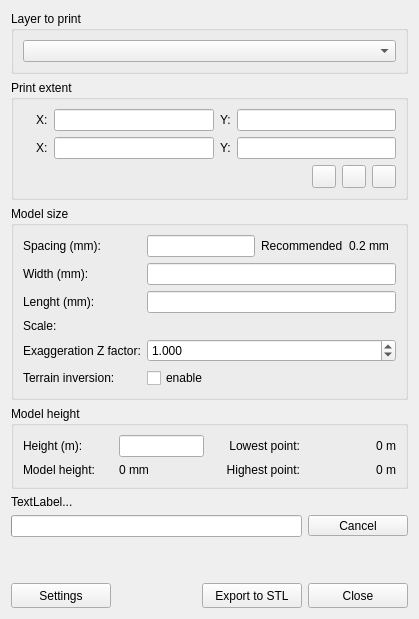
Old version of the form DEMto3D_Dialog/DEMto3D_dialog_base.ui in the repository jawensi/DEMto3D-QGIS-Plugin.
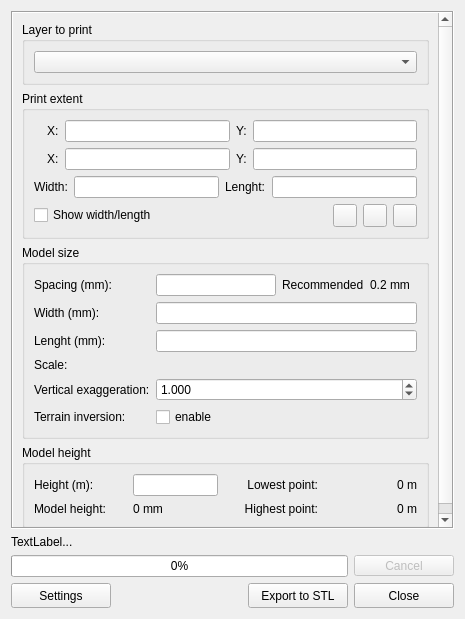
New version of the form. Icons and pictures are not drawn. Custom widgets are drawn as their Qt base class.

Commit message: Add geo width and length extent

Diff of the .ui file:
```diff
--- a/DEMto3D_Dialog/DEMto3D_dialog_base.ui
+++ b/DEMto3D_Dialog/DEMto3D_dialog_base.ui
@@ -5,6 +5,14 @@
   <property name="windowModality">
    <enum>Qt::WindowModal</enum>
   </property>
+  <property name="geometry">
+   <rect>
+    <x>0</x>
+    <y>0</y>
+    <width>465</width>
+    <height>619</height>
+   </rect>
+  </property>
   <property name="windowTitle">
    <string>DEM 3D printing</string>
   </property>
@@ -14,6 +22,30 @@
   </property>
   <layout class="QVBoxLayout" name="verticalLayout">
    <item>
+    <widget class="QScrollArea" name="scrollArea">
+     <property name="frameShape">
+      <enum>QFrame::Box</enum>
+     </property>
+     <property name="frameShadow">
+      <enum>QFrame::Sunken</enum>
+     </property>
+     <property name="horizontalScrollBarPolicy">
+      <enum>Qt::ScrollBarAlwaysOff</enum>
+     </property>
+     <property name="widgetResizable">
+      <bool>true</bool>
+     </property>
+     <widget class="QWidget" name="scrollAreaWidgetContents">
+      <property name="geometry">
+       <rect>
+        <x>0</x>
+        <y>0</y>
+        <width>443</width>
+        <height>514</height>
+       </rect>
+      </property>
+      <layout class="QVBoxLayout" name="verticalLayout_8">
+       <item>
     <widget class="QGroupBox" name="groupBox">
      <property name="title">
       <string>Layer to print</string>
@@ -36,33 +68,22 @@
      </property>
      <layout class="QVBoxLayout" name="verticalLayout_3">
       <item>
-       <layout class="QGridLayout" name="gridLayout">
-        <item row="0" column="0">
-         <widget class="QLabel" name="label">
-          <property name="pixmap">
-           <pixmap resource="../resources.qrc">:/plugins/DEMto3D/icons/upleft.png</pixmap>
-          </property>
-          <property name="alignment">
-           <set>Qt::AlignCenter</set>
-          </property>
-         </widget>
-        </item>
-        <item row="0" column="2">
-         <widget class="QLineEdit" name="XMinLineEdit"/>
-        </item>
-        <item row="0" column="1">
-         <widget class="QLabel" name="label_2">
-          <property name="text">
-           <string>X:</string>
-          </property>
-          <property name="buddy">
-           <cstring>XMinLineEdit</cstring>
-          </property>
-         </widget>
-        </item>
-        <item row="0" column="4">
-         <widget class="QLineEdit" name="YMaxLineEdit"/>
-        </item>
+           <widget class="QFrame" name="LimitsAbsGframe">
+            <layout class="QVBoxLayout" name="verticalLayout_7">
+             <property name="leftMargin">
+              <number>0</number>
+             </property>
+             <property name="topMargin">
+              <number>0</number>
+             </property>
+             <property name="rightMargin">
+              <number>0</number>
+             </property>
+             <property name="bottomMargin">
+              <number>0</number>
+             </property>
+             <item>
+              <layout class="QGridLayout" name="_3">
         <item row="0" column="3">
          <widget class="QLabel" name="label_3">
           <property name="text">
@@ -73,28 +94,41 @@
           </property>
          </widget>
         </item>
-        <item row="1" column="0">
-         <widget class="QLabel" name="label_4">
-          <property name="text">
-           <string/>
-          </property>
-          <property name="pixmap">
-           <pixmap resource="../resources.qrc">:/plugins/DEMto3D/icons/downright.png</pixmap>
-          </property>
-         </widget>
-        </item>
         <item row="1" column="1">
          <widget class="QLabel" name="label_5">
           <property name="text">
            <string>X:</string>
           </property>
           <property name="buddy">
+                  <cstring>XMinLineEdit</cstring>
+                 </property>
+                </widget>
+               </item>
+               <item row="0" column="1">
+                <widget class="QLabel" name="label_2">
+                 <property name="text">
+                  <string>X:</string>
+                 </property>
+                 <property name="buddy">
            <cstring>XMaxLineEdit</cstring>
           </property>
          </widget>
         </item>
+               <item row="1" column="0">
+                <widget class="QLabel" name="label_4">
+                 <property name="text">
+                  <string/>
+                 </property>
+                 <property name="pixmap">
+                  <pixmap resource="../resources.qrc">:/plugins/DEMto3D/icons/downleft.png</pixmap>
+                 </property>
+                </widget>
+               </item>
+               <item row="0" column="4">
+                <widget class="QLineEdit" name="YMaxLineEdit"/>
+               </item>
         <item row="1" column="2">
-         <widget class="QLineEdit" name="XMaxLineEdit"/>
+                <widget class="QLineEdit" name="XMinLineEdit"/>
         </item>
         <item row="1" column="3">
          <widget class="QLabel" name="label_6">
@@ -106,13 +140,78 @@
           </property>
          </widget>
         </item>
+               <item row="0" column="0">
+                <widget class="QLabel" name="label">
+                 <property name="pixmap">
+                  <pixmap resource="../resources.qrc">:/plugins/DEMto3D/icons/upright.png</pixmap>
+                 </property>
+                 <property name="alignment">
+                  <set>Qt::AlignCenter</set>
+                 </property>
+                </widget>
+               </item>
+               <item row="0" column="2">
+                <widget class="QLineEdit" name="XMaxLineEdit"/>
+               </item>
         <item row="1" column="4">
          <widget class="QLineEdit" name="YMinLineEdit"/>
         </item>
        </layout>
       </item>
+            </layout>
+           </widget>
+          </item>
+          <item>
+           <widget class="QWidget" name="LimitsParamGframe" native="true">
+            <layout class="QVBoxLayout" name="verticalLayout_6">
+             <property name="leftMargin">
+              <number>0</number>
+             </property>
+             <property name="topMargin">
+              <number>0</number>
+             </property>
+             <property name="rightMargin">
+              <number>0</number>
+             </property>
+             <property name="bottomMargin">
+              <number>0</number>
+             </property>
+             <item>
+              <layout class="QHBoxLayout" name="horizontalLayout_2">
+               <item>
+                <widget class="QLabel" name="label_20">
+                 <property name="text">
+                  <string>Width:</string>
+                 </property>
+                </widget>
+               </item>
+               <item>
+                <widget class="QLineEdit" name="WidthGeoLineEdit"/>
+               </item>
+               <item>
+                <widget class="QLabel" name="label_22">
+                 <property name="text">
+                  <string>Lenght:</string>
+                 </property>
+                </widget>
+               </item>
+               <item>
+                <widget class="QLineEdit" name="HeightGeoLineEdit"/>
+               </item>
+              </layout>
+             </item>
+            </layout>
+           </widget>
+          </item>
       <item>
        <layout class="QHBoxLayout" name="horizontalLayout">
+            <item>
+             <widget class="QCheckBox" name="RotationCheckBox">
+              <property name="text">
+               <string>Show width/length</string>
+              </property>
+             </widget>
+            </item>
         <item>
          <spacer name="horizontalSpacer">
           <property name="orientation">
@@ -268,7 +367,7 @@
         <item row="4" column="0">
          <widget class="QLabel" name="label_16">
           <property name="text">
-           <string>Exaggeration Z factor:</string>
+               <string>Vertical exaggeration:</string>
           </property>
           <property name="buddy">
            <cstring>ZScaleDoubleSpinBox</cstring>
@@ -296,16 +395,6 @@
          </widget>
         </item>
         <item row="1" column="1">
-         <widget class="QLineEdit" name="HeightLineEdit">
-          <property name="sizePolicy">
-           <sizepolicy hsizetype="Preferred" vsizetype="Fixed">
-            <horstretch>0</horstretch>
-            <verstretch>0</verstretch>
-           </sizepolicy>
-          </property>
-         </widget>
-        </item>
-        <item row="2" column="1">
          <widget class="QLineEdit" name="WidthLineEdit">
           <property name="sizePolicy">
            <sizepolicy hsizetype="Preferred" vsizetype="Fixed">
@@ -315,6 +404,16 @@
           </property>
          </widget>
         </item>
+            <item row="2" column="1">
+             <widget class="QLineEdit" name="HeightLineEdit">
+              <property name="sizePolicy">
+               <sizepolicy hsizetype="Preferred" vsizetype="Fixed">
+                <horstretch>0</horstretch>
+                <verstretch>0</verstretch>
+               </sizepolicy>
+              </property>
+             </widget>
+            </item>
         <item row="5" column="0">
          <widget class="QLabel" name="label_7">
           <property name="text">
@@ -425,6 +524,23 @@
     </widget>
    </item>
    <item>
+        <spacer name="verticalSpacer">
+         <property name="orientation">
+          <enum>Qt::Vertical</enum>
+         </property>
+         <property name="sizeHint" stdset="0">
+          <size>
+           <width>20</width>
+           <height>40</height>
+          </size>
+         </property>
+        </spacer>
+       </item>
+      </layout>
+     </widget>
+    </widget>
+   </item>
+   <item>
     <layout class="QVBoxLayout" name="progressLayoutV">
      <item>
       <widget class="QLabel" name="ProgressLabel">
@@ -436,10 +552,17 @@
      <item>
       <layout class="QHBoxLayout" name="horizontalLayout_3">
        <item>
-        <widget class="QProgressBar" name="progressBar"/>
+        <widget class="QProgressBar" name="progressBar">
+         <property name="value">
+          <number>0</number>
+         </property>
+        </widget>
        </item>
        <item>
         <widget class="QToolButton" name="cancelProgressToolButton">
+         <property name="enabled">
+          <bool>false</bool>
+         </property>
          <property name="minimumSize">
           <size>
            <width>100</width>
@@ -455,19 +578,6 @@
      </item>
     </layout>
    </item>
-   <item>
-    <spacer name="verticalSpacer">
-     <property name="orientation">
-      <enum>Qt::Vertical</enum>
-     </property>
-     <property name="sizeHint" stdset="0">
-      <size>
-       <width>20</width>
-       <height>40</height>
-      </size>
-     </property>
-    </spacer>
-   </item>
    <item>
     <layout class="QHBoxLayout" name="horizontalLayout_9">
      <item>
```
Left out of the diff: 29 changed lines with no effect on the pictures. Lines whose indentation alone changed are shown as unchanged. The commit also changes 13 other files.
